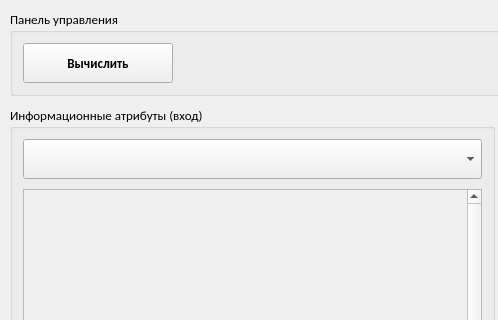
Before: the Qt Designer form ui/controller_window.ui in WeeIIer/ECG-monitoring-system, drawn with Qt 5; both pictures show x 0 to 498 and y 0 to 320 of the 1000 by 700 pixel window.
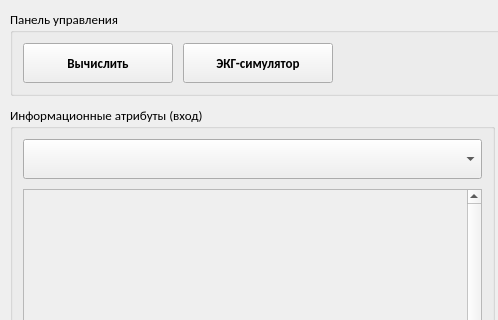
After: the same form once the commit is applied.

Commit message: feat: create ECG-simulator window

The edit to the form file:
```diff
--- a/ui/controller_window.ui
+++ b/ui/controller_window.ui
@@ -120,6 +120,40 @@
         </property>
        </widget>
       </item>
+      <item>
+       <widget class="QPushButton" name="button_ecg_simulator">
+        <property name="sizePolicy">
+         <sizepolicy hsizetype="Minimum" vsizetype="Fixed">
+          <horstretch>0</horstretch>
+          <verstretch>0</verstretch>
+         </sizepolicy>
+        </property>
+        <property name="minimumSize">
+         <size>
+          <width>150</width>
+          <height>40</height>
+         </size>
+        </property>
+        <property name="font">
+         <font>
+          <weight>75</weight>
+          <bold>true</bold>
+         </font>
+        </property>
+        <property name="cursor">
+         <cursorShape>PointingHandCursor</cursorShape>
+        </property>
+        <property name="text">
+         <string>ЭКГ-симулятор</string>
+        </property>
+        <property name="iconSize">
+         <size>
+          <width>24</width>
+          <height>24</height>
+         </size>
+        </property>
+       </widget>
+      </item>
       <item>
        <spacer name="horizontalSpacer">
         <property name="orientation">
```
The commit also changes 6 other files.
